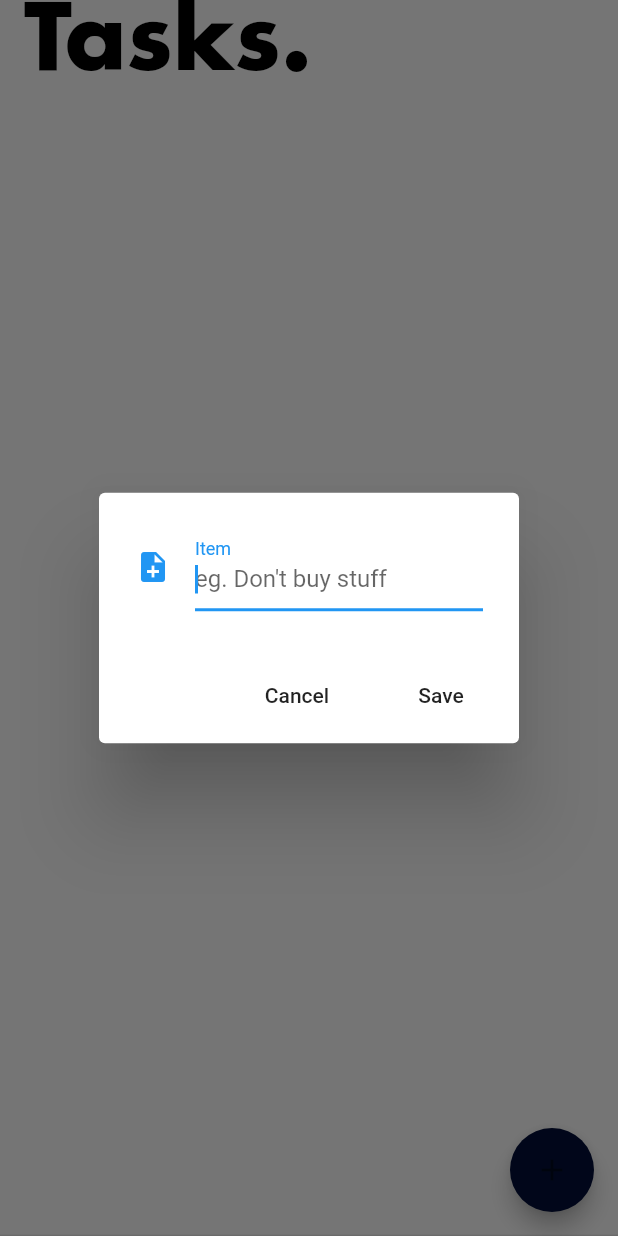
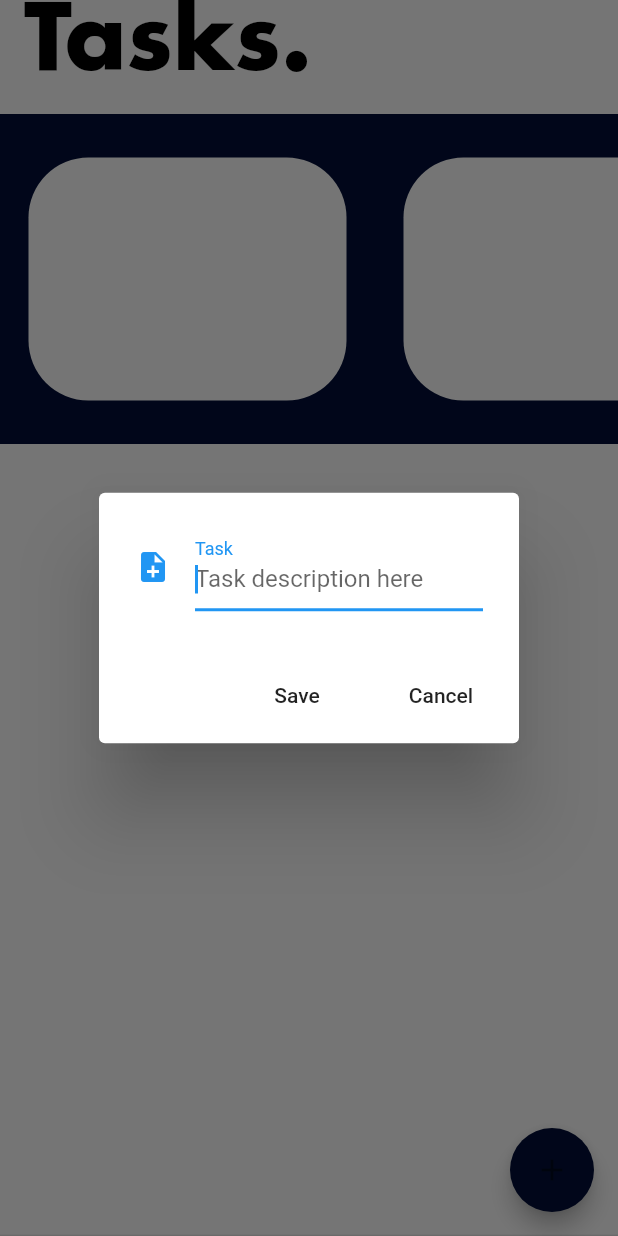
Before and after one commit to andersmh/done_app, a Flutter app: the screen it shows after launch, after a tap on the "add" icon, on a phone screen of 412 x 824 dp. Run offline on Flutter 3.47's test engine with Material 2 defaults, Android fonts, the phone set to English and light mode, and no system bars; our stand-ins replace sqflite; accounts and stored records are empty.

Commit message:
:rocket:

```diff
--- a/lib/model/item.dart
+++ b/lib/model/item.dart
@@ -40,7 +40,7 @@ class Item extends StatelessWidget {
   @override
   Widget build(BuildContext context) {
     return Container(
-      margin: EdgeInsets.all(8.0),
+      margin: EdgeInsets.all(6.0),
       child: Row(
         crossAxisAlignment: CrossAxisAlignment.start,
         children: <Widget>[
@@ -50,9 +50,10 @@ class Item extends StatelessWidget {
               Text(
                 _itemName,
                 style: TextStyle(
-                  color: Colors.white,
-                  fontWeight: FontWeight.bold,
-                  fontSize: 16.9,
+                  color: Colors.black,
+                  fontFamily: 'Futura',
+                  fontWeight: FontWeight.w600,
+                  fontSize: 17,
                 ),
               ),
             ],
--- a/lib/ui/homeContent.dart
+++ b/lib/ui/homeContent.dart
@@ -33,6 +33,21 @@ class _HomeContentPageState extends State<HomeContentPage> {
       backgroundColor: Colors.white,
       body: Column(
         children: <Widget>[
+          Container(
+            margin: EdgeInsets.symmetric(vertical: 20.0),
+            height: 220,
+            color: Color(0xFF020E38),
+            child: ListView(
+              scrollDirection: Axis.horizontal,
+              children: <Widget>[
+                MyPicture(),
+                MyPicture(),
+                MyPicture(),
+                MyPicture(),
+                MyPicture(),
+              ],
+            ),
+          ),
           Flexible(
             child: ListView.builder(
               padding: EdgeInsets.all(8.0),
@@ -40,7 +55,8 @@ class _HomeContentPageState extends State<HomeContentPage> {
               itemCount: _itemList.length,
               itemBuilder: (_, int index) {
                 return Card(
-                  color: Colors.grey,
+                  color: Colors.white,
+                  elevation: 0,
                   child: ListTile(
                     title: _itemList[index],
                     onLongPress: () => _updateItem(_itemList[index], index),
@@ -82,8 +98,8 @@ class _HomeContentPageState extends State<HomeContentPage> {
               controller: _textEditingController,
               autofocus: true,
               decoration: InputDecoration(
-                  labelText: "Item",
-                  hintText: "eg. Don't buy stuff",
+                  labelText: "Task",
+                  hintText: "Task description here",
                   icon: Icon(Icons.note_add)),
             ),
           )
@@ -91,16 +107,16 @@ class _HomeContentPageState extends State<HomeContentPage> {
       ),
       actions: <Widget>[
         FlatButton(
-          onPressed: () => Navigator.pop(context),
-          child: Text("Cancel"),
-        ),
-        FlatButton(
           onPressed: () {
             _handleSubmitted(_textEditingController.text);
             _textEditingController.clear();
             Navigator.pop(context);
           },
           child: Text("Save"),
+        ),
+        FlatButton(
+          onPressed: () => Navigator.pop(context),
+          child: Text("Cancel"),
         ),
       ],
     );
@@ -137,8 +153,8 @@ class _HomeContentPageState extends State<HomeContentPage> {
               controller: _textEditingController,
               autofocus: true,
               decoration: InputDecoration(
-                  labelText: "Item",
-                  hintText: "ed. Don't buy stuff",
+                  labelText: "Task",
+                  hintText: "Task description here",
                   icon: Icon(Icons.update)),
             ),
           )
@@ -178,4 +194,21 @@ class _HomeContentPageState extends State<HomeContentPage> {
       });
     });
   }
+
+//#C418F7 pink
+//#007ECE blue
+  Container MyPicture() {
+    return Container(
+      width: 250.0,
+      height: 250.0,
+      padding: EdgeInsets.symmetric(horizontal: 15, vertical: 25),
+      child: Card(
+        elevation: 0,
+        shape: RoundedRectangleBorder(borderRadius: BorderRadius.circular(40)),
+        child: Wrap(
+          children: <Widget>[],
+        ),
+      ),
+    );
+  }
 }
```
Also changed, not shown: 4 other files.
